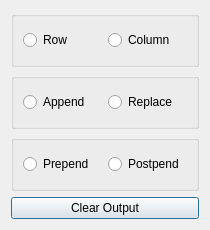
First picture: the form in src/Interface/Modules/Math/CollectMatrices.ui, repository SCIInstitute/SCIRun, before the edit.
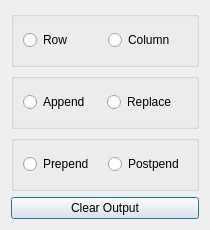
Second picture: the form after the edit.

Patch:
```diff
--- a/src/Interface/Modules/Math/CollectMatrices.ui
+++ b/src/Interface/Modules/Math/CollectMatrices.ui
@@ -30,7 +30,7 @@
        <widget class="QRadioButton" name="rowRadioButton_">
         <property name="minimumSize">
          <size>
-          <width>0</width>
+          <width>80</width>
           <height>20</height>
          </size>
         </property>
@@ -41,6 +41,12 @@
       </item>
       <item>
        <widget class="QRadioButton" name="columnRadioButton_">
+        <property name="minimumSize">
+         <size>
+          <width>80</width>
+          <height>20</height>
+         </size>
+        </property>
         <property name="text">
          <string>Column</string>
         </property>
@@ -70,6 +76,12 @@
       </item>
       <item>
        <widget class="QRadioButton" name="replaceRadioButton_">
+        <property name="minimumSize">
+         <size>
+          <width>80</width>
+          <height>20</height>
+         </size>
+        </property>
         <property name="text">
          <string>Replace</string>
         </property>
@@ -88,7 +100,7 @@
        <widget class="QRadioButton" name="prependRadioButton_">
         <property name="minimumSize">
          <size>
-          <width>0</width>
+          <width>80</width>
           <height>20</height>
          </size>
         </property>
@@ -99,6 +111,12 @@
       </item>
       <item>
        <widget class="QRadioButton" name="postpendRadioButton_">
+        <property name="minimumSize">
+         <size>
+          <width>80</width>
+          <height>20</height>
+         </size>
+        </property>
         <property name="text">
          <string>Postpend</string>
         </property>
```
